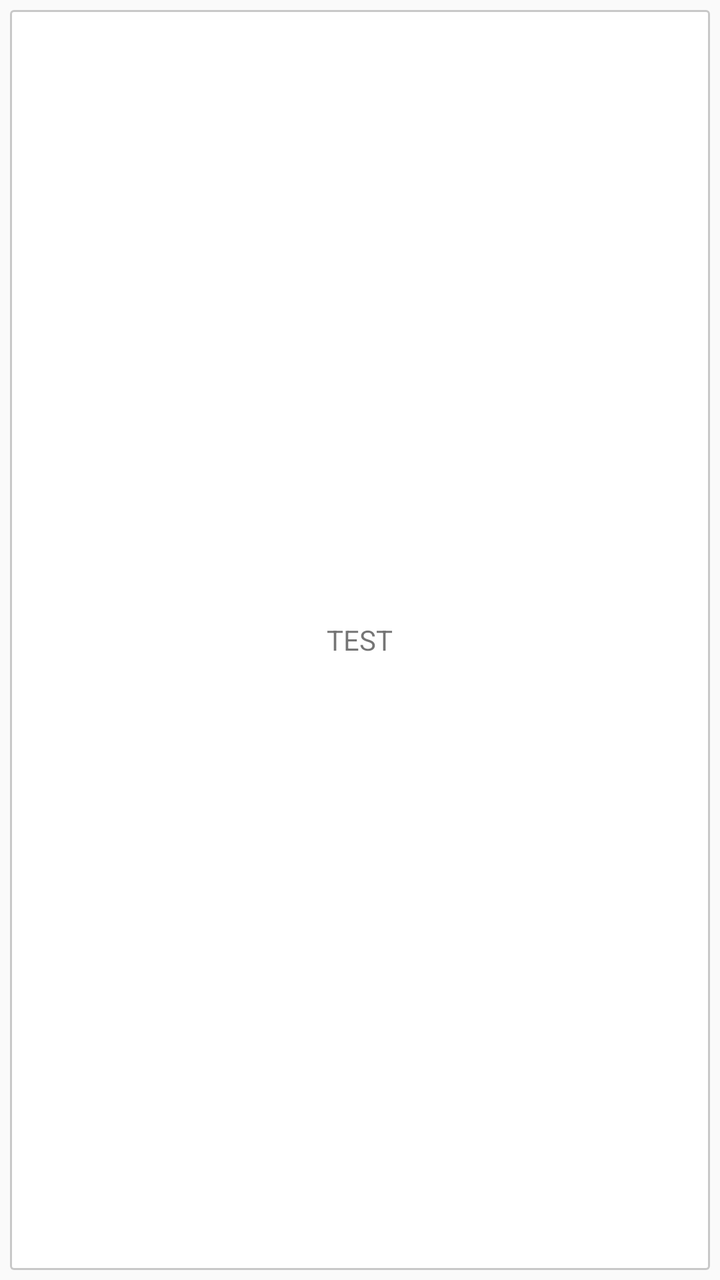
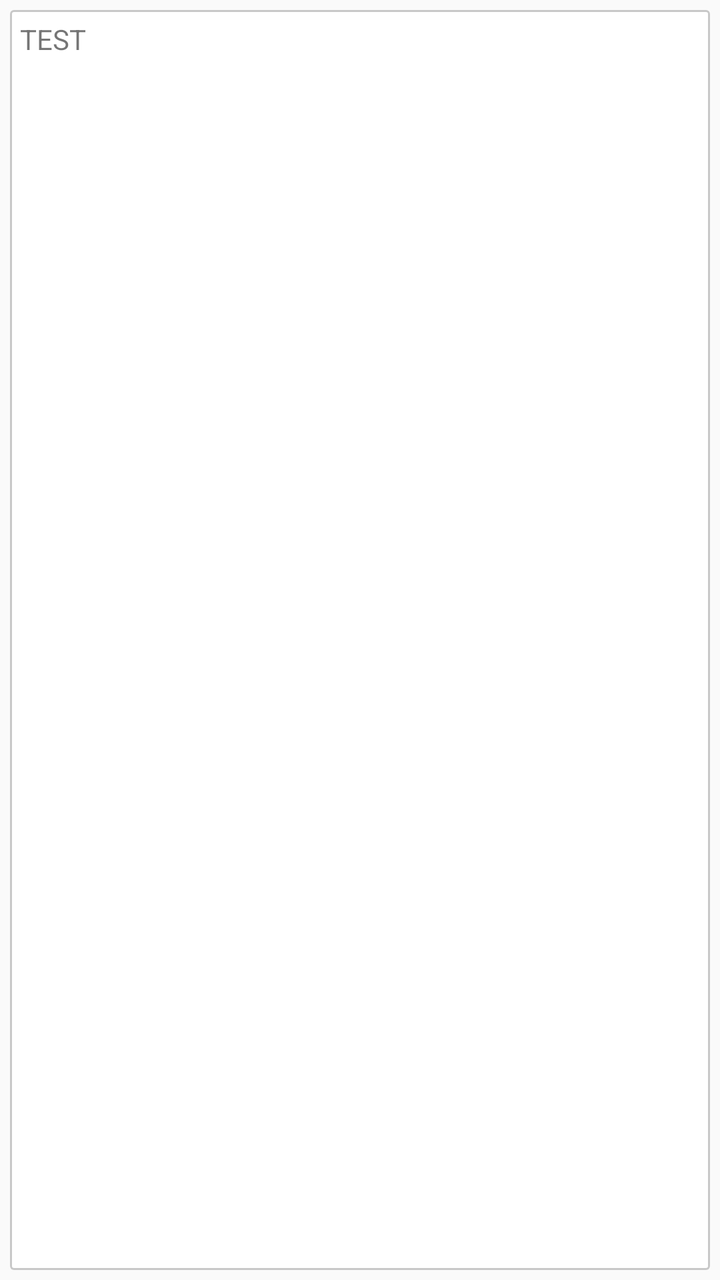

Before-and-after screenshots of an Android layout around one commit, followed by the original layout XML and the change that was made.
<!-- AndroidManifest.xml: application theme AppTheme -->
<!-- res/layout/instant_window.xml -->
<?xml version="1.0" encoding="utf-8"?>
<FrameLayout xmlns:android="http://schemas.android.com/apk/res/android"
    android:layout_width="match_parent"
    android:layout_height="match_parent"
    android:id="@+id/instant_window_layout"
    android:padding="5dp">

    <FrameLayout xmlns:android="http://schemas.android.com/apk/res/android"
        android:layout_width="match_parent"
        android:layout_height="match_parent"
        android:background="@drawable/bg_solid_border_corners_0_white_black_round">
        <TextView
            android:id="@+id/instant_window_text"
            android:layout_width="wrap_content"
            android:layout_height="wrap_content"
            android:layout_gravity="center"
            android:gravity="center"
            android:text="TEST"/>
    </FrameLayout>

</FrameLayout>
<!-- resources referenced by this layout -->
<resources>
  <!-- drawable bg_solid_border_corners_0_white_black_round (drawable) -->
  <?xml version="1.0" encoding="utf-8"?>
  <layer-list xmlns:android="http://schemas.android.com/apk/res/android">
      <item>
          <shape android:shape="rectangle">
              <solid android:color="#CABBBBBB"/>
              <corners android:radius="2dp" />
          </shape>
      </item>
  
      <item
          android:left="1dp"
          android:right="1dp"
          android:top="1dp"
          android:bottom="1dp">
          <shape android:shape="rectangle">
              <solid android:color="@android:color/white"/>
              <corners android:radius="1dp" />
          </shape>
      </item>
  </layer-list>
  <style name="AppTheme" parent="Theme.AppCompat.Light.DarkActionBar">
          
          
      </style>
</resources>

<!-- the commit's change to res/layout/instant_window.xml (unified diff, before → after) -->
@@ -11,10 +11,9 @@
         android:background="@drawable/bg_solid_border_corners_0_white_black_round">
         <TextView
             android:id="@+id/instant_window_text"
+            android:layout_margin="5dp"
             android:layout_width="wrap_content"
             android:layout_height="wrap_content"
-            android:layout_gravity="center"
-            android:gravity="center"
             android:text="TEST"/>
     </FrameLayout>
 
